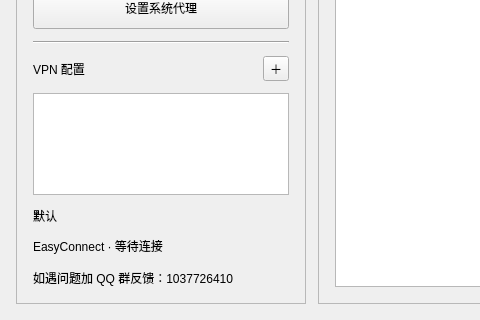
Before: the Qt Designer form presentation/main/mainwindow.ui in ffxgamer/EZ4Connect-pro, drawn with Qt 5; both pictures show x 0 to 480 and y 263 to 583 of the 822 by 583 pixel window.
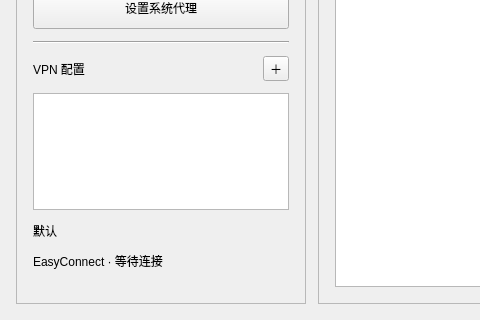
After: the same form once the commit is applied. Icons and pictures are not drawn.

```diff
--- a/presentation/main/mainwindow.ui
+++ b/presentation/main/mainwindow.ui
@@ -345,13 +345,6 @@
            </property>
           </spacer>
          </item>
-         <item>
-          <widget class="QLabel" name="qqGroupLabel">
-           <property name="text">
-            <string>如遇问题加 QQ 群反馈：1037726410</string>
-           </property>
-          </widget>
-         </item>
         </layout>
        </widget>
       </item>
```
